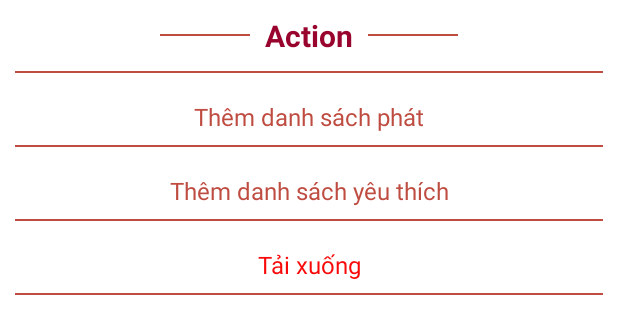
After one commit to LuPan2003/Du_An_APP_SOUNDBOX, an Android app: the layout bottomsheet.xml on its own in the app's theme, with its tools: preview values and no code run, on a phone screen of 412 x 824 dp. The commit adds this screen. Shown: the top 334 px of the screen. Run offline under Robolectric (Android 15) with nearby library versions, the phone set to English and light mode, and no system bars.

Commit message:
Fontend & Backend danh sách nghe nhạc

```diff
--- /dev/null
+++ b/app/src/main/res/drawable/background_them.xml
@@ -0,0 +1,11 @@
+<shape xmlns:android="http://schemas.android.com/apk/res/android"
+    android:shape="rectangle">
+    <gradient
+        android:endColor="@color/white"
+        android:startColor="@color/white"
+        android:angle="180" />
+
+    <corners
+        android:radius="20dp">
+    </corners>
+</shape>
--- /dev/null
+++ b/app/src/main/res/layout/bottomsheet.xml
@@ -0,0 +1,101 @@
+<?xml version="1.0" encoding="utf-8"?>
+<LinearLayout xmlns:android="http://schemas.android.com/apk/res/android"
+    android:id="@+id/bottomsheetcontainer"
+    android:layout_width="match_parent"
+    android:layout_height="wrap_content"
+    android:layout_marginLeft="10dp"
+    android:layout_marginRight="10dp"
+    android:background="@drawable/background_them"
+    android:gravity="center_horizontal"
+    android:orientation="vertical">
+
+    <LinearLayout
+        android:orientation="horizontal"
+        android:gravity="center_vertical"
+        android:layout_width="wrap_content"
+        android:layout_height="wrap_content">
+        <View
+            android:layout_width="60dp"
+            android:layout_height="1dp"
+            android:background="@color/colorXanhSang" />
+        <TextView
+            android:layout_width="wrap_content"
+            android:layout_height="wrap_content"
+            android:layout_marginTop="10dp"
+            android:layout_marginBottom="10dp"
+            android:gravity="center_horizontal"
+            android:layout_marginLeft="10dp"
+            android:layout_marginRight="10dp"
+            android:text="Action"
+            android:textColor="@color/red2"
+            android:textSize="20dp"
+            android:textStyle="bold" />
+        <View
+            android:layout_width="60dp"
+            android:layout_height="1dp"
+            android:background="@color/colorXanhSang" />
+    </LinearLayout>
+
+
+
+
+    <View
+        android:layout_width="match_parent"
+        android:layout_height="1.5dp"
+        android:layout_marginBottom="10dp"
+        android:background="@color/colorXanhSang" />
+
+    <TextView
+        android:foreground="?android:attr/selectableItemBackground"
+        android:id="@+id/txt_addAlbum"
+        android:layout_width="match_parent"
+        android:layout_height="wrap_content"
+        android:gravity="center_horizontal"
+        android:padding="8dp"
+        android:text="Thêm danh sách phát"
+        android:textColor="@color/colorXanhSang"
+        android:textSize="16dp" />
+
+    <View
+        android:layout_width="match_parent"
+        android:layout_height="1.5dp"
+        android:layout_marginBottom="10dp"
+        android:background="@color/colorXanhSang" />
+    <TextView
+        android:foreground="?android:attr/selectableItemBackground"
+        android:id="@+id/txt_addFavourite"
+        android:layout_width="match_parent"
+        android:layout_height="wrap_content"
+        android:gravity="center_horizontal"
+        android:padding="8dp"
+        android:text="Thêm danh sách yêu thích"
+        android:textColor="@color/colorXanhSang"
+        android:textSize="16dp" />
+
+    <View
+        android:layout_width="match_parent"
+        android:layout_height="1.5dp"
+        android:layout_marginBottom="10dp"
+        android:background="@color/colorXanhSang" />
+
+    <TextView
+        android:foreground="?android:attr/selectableItemBackground"
+        android:id="@+id/txt_dowload"
+        android:layout_width="match_parent"
+        android:layout_height="wrap_content"
+        android:gravity="center_horizontal"
+        android:padding="8dp"
+        android:text="Tải xuống"
+        android:textColor="@color/red"
+        android:textSize="16dp" />
+
+    <View
+        android:layout_width="match_parent"
+        android:layout_height="1.5dp"
+        android:layout_marginBottom="10dp"
+        android:background="@color/colorXanhSang" />
+
+
+
+
+</LinearLayout>
--- a/app/src/main/res/values/colors.xml
+++ b/app/src/main/res/values/colors.xml
@@ -4,7 +4,8 @@
     <color name="light_blue_900">#FF01579B</color>
     <color name="light_blue_A200">#FF40C4FF</color>
     <color name="light_blue_A400">#FF00B0FF</color>
-
+    <color name="colorXanhSang">#BF4C41</color>
+    <color name="red2">#98042D</color>
     <color name="black_overlay">#667C7474</color>
     <color name="nen">#3C3831</color>
     <color name="colorPrimary">#07112a</color>
--- a/app/src/main/res/values/styles.xml
+++ b/app/src/main/res/values/styles.xml
@@ -7,6 +7,12 @@
     <style name="Widget.Theme.Full.ButtonBar.Fullscreen" parent="">
         <item name="android:background">@color/black_overlay</item>
         <item name="android:buttonBarStyle">?android:attr/buttonBarStyle</item>
+    </style>
+    <style name="BottomSheetDialogTheme" parent="Theme.Design.Light.BottomSheetDialog">
+        <item name="bottomSheetStyle">@style/BottomSheetStyle</item>
+    </style>
+    <style name="BottomSheetStyle" parent="Widget.Design.BottomSheet.Modal">
+        <item name="android:background">@android:color/transparent</item>
     </style>
 
     <style name="AppTheme" parent="Theme.MaterialComponents.DayNight.NoActionBar">
```
Also changed, not shown: app/src/main/java/com/example/soundbox_du_an_md31/Fragment/PlaySongFragment.java (+79 -9 lines), app/src/main/res/menu/option_menu.xml (added, +14 -0 lines).
